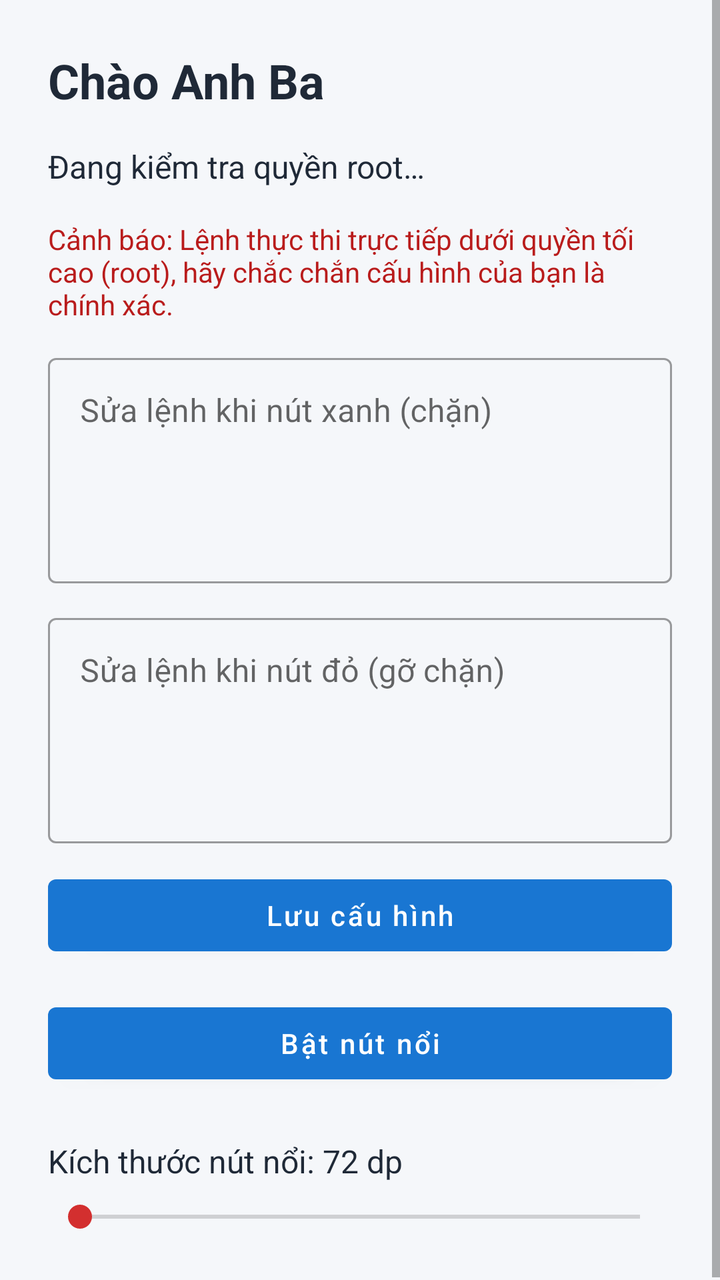
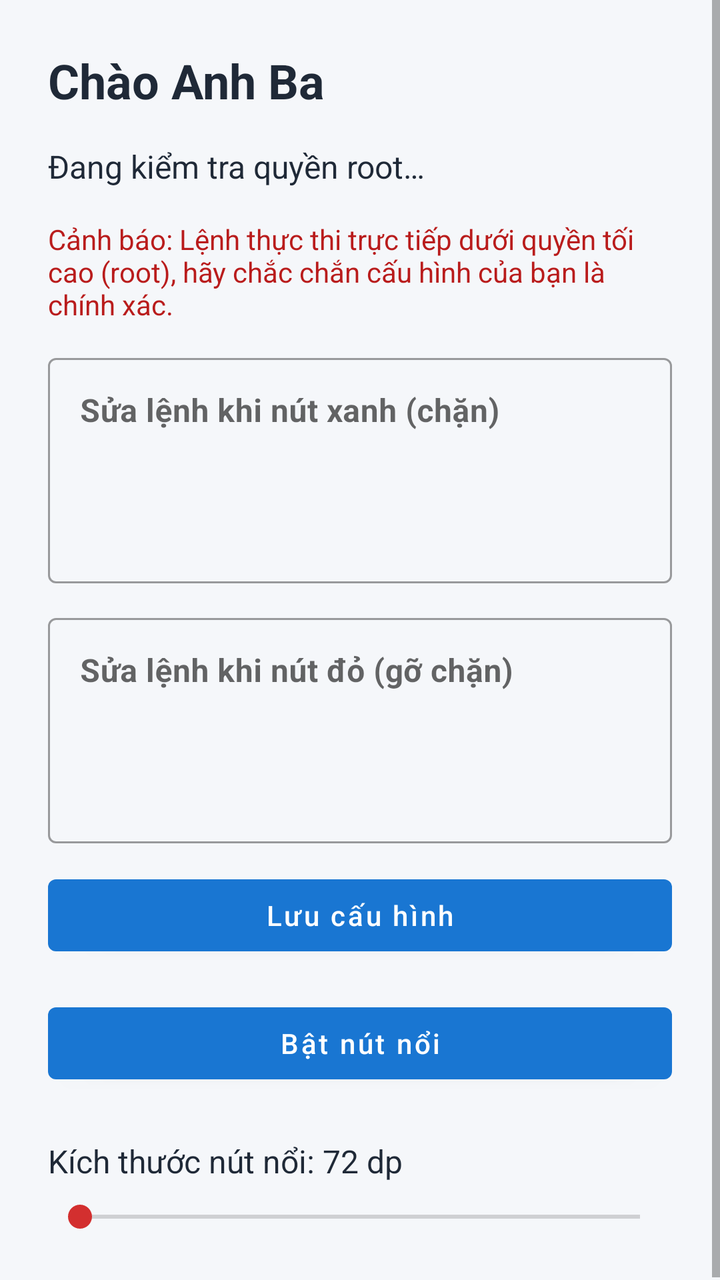

An Android layout rendered at two revisions. The XML below is the earlier revision; the diff shows what the commit changed to produce the second picture.
<!-- AndroidManifest.xml: application theme Theme.NutNoi -->
<!-- res/layout/activity_main.xml -->
<?xml version="1.0" encoding="utf-8"?>
<ScrollView xmlns:android="http://schemas.android.com/apk/res/android"
    android:layout_width="match_parent"
    android:layout_height="match_parent"
    android:fillViewport="true"
    android:background="#F5F7FA">

    <LinearLayout
        android:layout_width="match_parent"
        android:layout_height="wrap_content"
        android:orientation="vertical"
        android:padding="24dp"
        android:gravity="center_vertical">

        <TextView
            android:layout_width="match_parent"
            android:layout_height="wrap_content"
            android:text="@string/greeting"
            android:textColor="#1F2937"
            android:textSize="24sp"
            android:textStyle="bold"
            android:layout_marginBottom="16dp" />

        <TextView
            android:id="@+id/rootStatus"
            android:layout_width="match_parent"
            android:layout_height="wrap_content"
            android:text="@string/root_status_checking"
            android:textColor="#1F2937"
            android:textSize="16sp"
            android:paddingBottom="16dp" />

        <TextView
            android:layout_width="match_parent"
            android:layout_height="wrap_content"
            android:text="@string/firewall_warning_short"
            android:textColor="#B91C1C"
            android:textSize="14sp"
            android:paddingBottom="12dp" />

        <com.google.android.material.textfield.TextInputLayout
            android:layout_width="match_parent"
            android:layout_height="wrap_content"
            android:hint="@string/edit_block_commands"
            android:layout_marginBottom="12dp"
            style="@style/Widget.MaterialComponents.TextInputLayout.OutlinedBox">

            <com.google.android.material.textfield.TextInputEditText
                android:id="@+id/blockCommandsInput"
                android:layout_width="match_parent"
                android:layout_height="wrap_content"
                android:gravity="top|start"
                android:inputType="textMultiLine|textNoSuggestions"
                android:minLines="4"
                android:maxLines="8"
                android:scrollbars="vertical" />
        </com.google.android.material.textfield.TextInputLayout>

        <com.google.android.material.textfield.TextInputLayout
            android:layout_width="match_parent"
            android:layout_height="wrap_content"
            android:hint="@string/edit_unblock_commands"
            android:layout_marginBottom="12dp"
            style="@style/Widget.MaterialComponents.TextInputLayout.OutlinedBox">

            <com.google.android.material.textfield.TextInputEditText
                android:id="@+id/unblockCommandsInput"
                android:layout_width="match_parent"
                android:layout_height="wrap_content"
                android:gravity="top|start"
                android:inputType="textMultiLine|textNoSuggestions"
                android:minLines="4"
                android:maxLines="8"
                android:scrollbars="vertical" />
        </com.google.android.material.textfield.TextInputLayout>

        <Button
            android:id="@+id/btnSaveCommands"
            android:layout_width="match_parent"
            android:layout_height="wrap_content"
            android:text="@string/save_configuration"
            android:textAllCaps="false"
            android:layout_marginBottom="16dp" />

        <Button
            android:id="@+id/btnToggleOverlay"
            android:layout_width="match_parent"
            android:layout_height="wrap_content"
            android:text="@string/enable_button"
            android:textAllCaps="false"
            android:layout_marginBottom="24dp" />

        <TextView
            android:id="@+id/overlaySizeLabel"
            android:layout_width="match_parent"
            android:layout_height="wrap_content"
            android:labelFor="@id/overlaySizeSeekBar"
            android:text="@string/overlay_size_value_default"
            android:textColor="#1F2937"
            android:textSize="16sp"
            android:paddingBottom="8dp" />

        <SeekBar
            android:id="@+id/overlaySizeSeekBar"
            android:layout_width="match_parent"
            android:layout_height="wrap_content"
            android:contentDescription="@string/overlay_size_label" />
    </LinearLayout>
</ScrollView>
<!-- resources referenced by this layout -->
<resources>
  <string name="edit_block_commands">Sửa lệnh khi nút xanh (chặn)</string>
  <string name="edit_unblock_commands">Sửa lệnh khi nút đỏ (gỡ chặn)</string>
  <string name="enable_button">Bật nút nổi</string>
  <string name="firewall_warning_short">Cảnh báo: Lệnh thực thi trực tiếp dưới quyền tối cao (root), hãy chắc chắn cấu hình của bạn là chính xác.</string>
  <string name="greeting">Chào Anh Ba</string>
  <string name="overlay_size_label">Kích thước nút nổi</string>
  <string name="overlay_size_value_default">Kích thước nút nổi: 72 dp</string>
  <string name="root_status_checking">Đang kiểm tra quyền root…</string>
  <string name="save_configuration">Lưu cấu hình</string>
  <style name="Theme.NutNoi" parent="Theme.MaterialComponents.DayNight.NoActionBar">
          <item name="colorPrimary">#1976D2</item>
          <item name="colorPrimaryDark">#1565C0</item>
          <item name="colorAccent">#D32F2F</item>
          <item name="android:statusBarColor">@android:color/transparent</item>
          <item name="android:navigationBarColor">@android:color/transparent</item>
      </style>
</resources>

<!-- the commit's change to res/layout/activity_main.xml (unified diff, before → after) -->
@@ -53,7 +53,9 @@
                 android:inputType="textMultiLine|textNoSuggestions"
                 android:minLines="4"
                 android:maxLines="8"
-                android:scrollbars="vertical" />
+                android:scrollbars="vertical"
+                android:textColor="#1F2937"
+                android:textStyle="bold" />
         </com.google.android.material.textfield.TextInputLayout>
 
         <com.google.android.material.textfield.TextInputLayout
@@ -71,7 +73,9 @@
                 android:inputType="textMultiLine|textNoSuggestions"
                 android:minLines="4"
                 android:maxLines="8"
-                android:scrollbars="vertical" />
+                android:scrollbars="vertical"
+                android:textColor="#1F2937"
+                android:textStyle="bold" />
         </com.google.android.material.textfield.TextInputLayout>
 
         <Button
